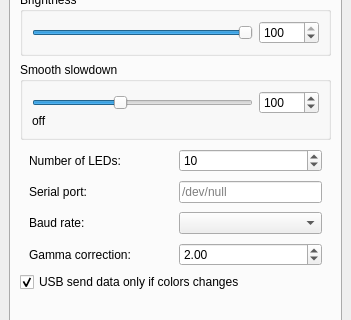
The window that Software/src/SettingsWindow.ui (Atarity/Lightpack) describes before a commit, drawn with Qt 5; both pictures show x 0 to 351 and y 153 to 473 of the 351 by 561 pixel window.
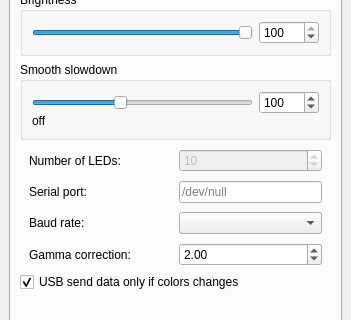
The same window after the commit. Icons and pictures are not drawn. Custom widgets are drawn as their Qt base class.

Commit message: Software: GUI: disable field "Number of LEDs" on "Device" tab, this action is not implemented yet;

What changed in the file:
```diff
--- a/Software/src/SettingsWindow.ui
+++ b/Software/src/SettingsWindow.ui
@@ -735,6 +735,9 @@
           </item>
           <item>
            <widget class="QSpinBox" name="spinBox_NumberOfLeds">
+            <property name="enabled">
+             <bool>false</bool>
+            </property>
             <property name="minimumSize">
              <size>
               <width>143</width>
```
